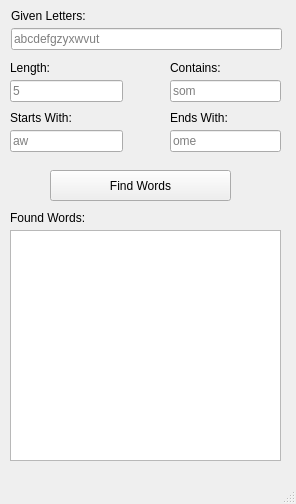
AFunProgrammer/ScrabbleWordFinder, file scrabblewordfinder.ui: the form before one commit.
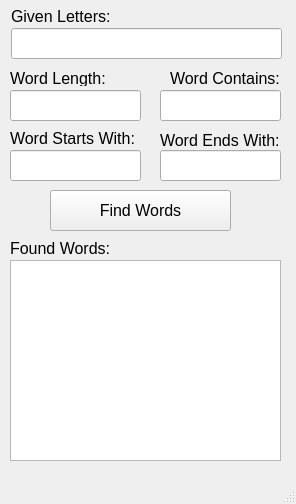
The form after the commit.

Commit message: Android build is now functional on at least Android 9 (SDK level 28) verified with x86 emulator Changed some UI elements to be more readable, need to adjust on a different PC

What changed in the file:
```diff
--- a/scrabblewordfinder.ui
+++ b/scrabblewordfinder.ui
@@ -17,14 +17,19 @@
    <widget class="QLineEdit" name="txtEnd">
     <property name="geometry">
      <rect>
-      <x>170</x>
-      <y>130</y>
-      <width>111</width>
-      <height>22</height>
+      <x>160</x>
+      <y>150</y>
+      <width>121</width>
+      <height>31</height>
      </rect>
     </property>
+    <property name="font">
+     <font>
+      <pointsize>12</pointsize>
+     </font>
+    </property>
     <property name="placeholderText">
-     <string>ome</string>
+     <string/>
     </property>
    </widget>
    <widget class="QLineEdit" name="txtLetters">
@@ -33,47 +38,67 @@
       <x>11</x>
       <y>28</y>
       <width>271</width>
-      <height>22</height>
+      <height>31</height>
      </rect>
     </property>
+    <property name="font">
+     <font>
+      <pointsize>12</pointsize>
+     </font>
+    </property>
     <property name="placeholderText">
-     <string>abcdefgzyxwvut</string>
+     <string/>
     </property>
    </widget>
    <widget class="QTreeView" name="trvFound">
     <property name="geometry">
      <rect>
       <x>10</x>
-      <y>230</y>
+      <y>260</y>
       <width>271</width>
-      <height>231</height>
+      <height>201</height>
      </rect>
     </property>
+    <property name="font">
+     <font>
+      <pointsize>12</pointsize>
+     </font>
+    </property>
    </widget>
    <widget class="QLabel" name="lblEnds">
     <property name="geometry">
      <rect>
-      <x>170</x>
-      <y>110</y>
-      <width>61</width>
-      <height>16</height>
+      <x>160</x>
+      <y>130</y>
+      <width>121</width>
+      <height>20</height>
      </rect>
     </property>
+    <property name="font">
+     <font>
+      <pointsize>12</pointsize>
+     </font>
+    </property>
     <property name="text">
-     <string>Ends With:</string>
+     <string>Word Ends With:</string>
     </property>
    </widget>
    <widget class="QLineEdit" name="txtStart">
     <property name="geometry">
      <rect>
       <x>10</x>
-      <y>130</y>
-      <width>113</width>
-      <height>22</height>
+      <y>150</y>
+      <width>131</width>
+      <height>31</height>
      </rect>
     </property>
+    <property name="font">
+     <font>
+      <pointsize>12</pointsize>
+     </font>
+    </property>
     <property name="placeholderText">
-     <string>aw</string>
+     <string/>
     </property>
    </widget>
    <widget class="QLabel" name="lblLetters">
@@ -81,10 +106,15 @@
      <rect>
       <x>11</x>
       <y>8</y>
-      <width>81</width>
+      <width>101</width>
       <height>16</height>
      </rect>
     </property>
+    <property name="font">
+     <font>
+      <pointsize>12</pointsize>
+     </font>
+    </property>
     <property name="text">
      <string>Given Letters:</string>
     </property>
@@ -93,24 +123,34 @@
     <property name="geometry">
      <rect>
       <x>10</x>
-      <y>110</y>
-      <width>71</width>
+      <y>130</y>
+      <width>131</width>
       <height>16</height>
      </rect>
     </property>
+    <property name="font">
+     <font>
+      <pointsize>12</pointsize>
+     </font>
+    </property>
     <property name="text">
-     <string>Starts With:</string>
+     <string>Word Starts With:</string>
     </property>
    </widget>
    <widget class="QLabel" name="lblFound">
     <property name="geometry">
      <rect>
       <x>10</x>
-      <y>210</y>
-      <width>81</width>
+      <y>240</y>
+      <width>111</width>
       <height>16</height>
      </rect>
     </property>
+    <property name="font">
+     <font>
+      <pointsize>12</pointsize>
+     </font>
+    </property>
     <property name="text">
      <string>Found Words:</string>
     </property>
@@ -119,11 +159,16 @@
     <property name="geometry">
      <rect>
       <x>50</x>
-      <y>170</y>
+      <y>190</y>
       <width>181</width>
-      <height>31</height>
+      <height>41</height>
      </rect>
     </property>
+    <property name="font">
+     <font>
+      <pointsize>12</pointsize>
+     </font>
+    </property>
     <property name="text">
      <string>Find Words</string>
     </property>
@@ -131,53 +176,73 @@
    <widget class="QLineEdit" name="txtContains">
     <property name="geometry">
      <rect>
-      <x>170</x>
-      <y>80</y>
-      <width>111</width>
-      <height>22</height>
+      <x>160</x>
+      <y>90</y>
+      <width>121</width>
+      <height>31</height>
      </rect>
     </property>
+    <property name="font">
+     <font>
+      <pointsize>12</pointsize>
+     </font>
+    </property>
     <property name="placeholderText">
-     <string>som</string>
+     <string/>
     </property>
    </widget>
    <widget class="QLineEdit" name="txtLength">
     <property name="geometry">
      <rect>
       <x>10</x>
-      <y>80</y>
-      <width>113</width>
-      <height>22</height>
+      <y>90</y>
+      <width>131</width>
+      <height>31</height>
      </rect>
     </property>
+    <property name="font">
+     <font>
+      <pointsize>12</pointsize>
+     </font>
+    </property>
     <property name="placeholderText">
-     <string>5</string>
+     <string/>
     </property>
    </widget>
    <widget class="QLabel" name="lblContains">
     <property name="geometry">
      <rect>
       <x>170</x>
-      <y>60</y>
-      <width>61</width>
+      <y>70</y>
+      <width>111</width>
       <height>16</height>
      </rect>
     </property>
+    <property name="font">
+     <font>
+      <pointsize>12</pointsize>
+     </font>
+    </property>
     <property name="text">
-     <string>Contains:</string>
+     <string>Word Contains:</string>
     </property>
    </widget>
    <widget class="QLabel" name="lblLength">
     <property name="geometry">
      <rect>
       <x>10</x>
-      <y>60</y>
-      <width>71</width>
+      <y>70</y>
+      <width>111</width>
       <height>16</height>
      </rect>
     </property>
+    <property name="font">
+     <font>
+      <pointsize>12</pointsize>
+     </font>
+    </property>
     <property name="text">
-     <string>Length:</string>
+     <string>Word Length:</string>
     </property>
    </widget>
   </widget>
```
The commit also changes 2 other files.
